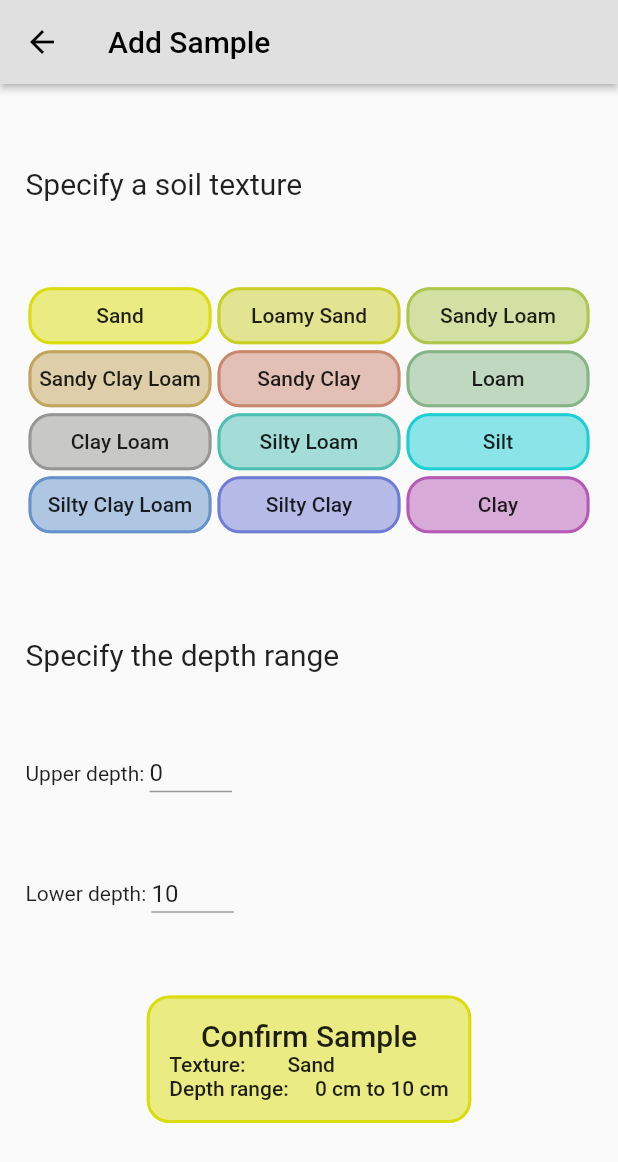
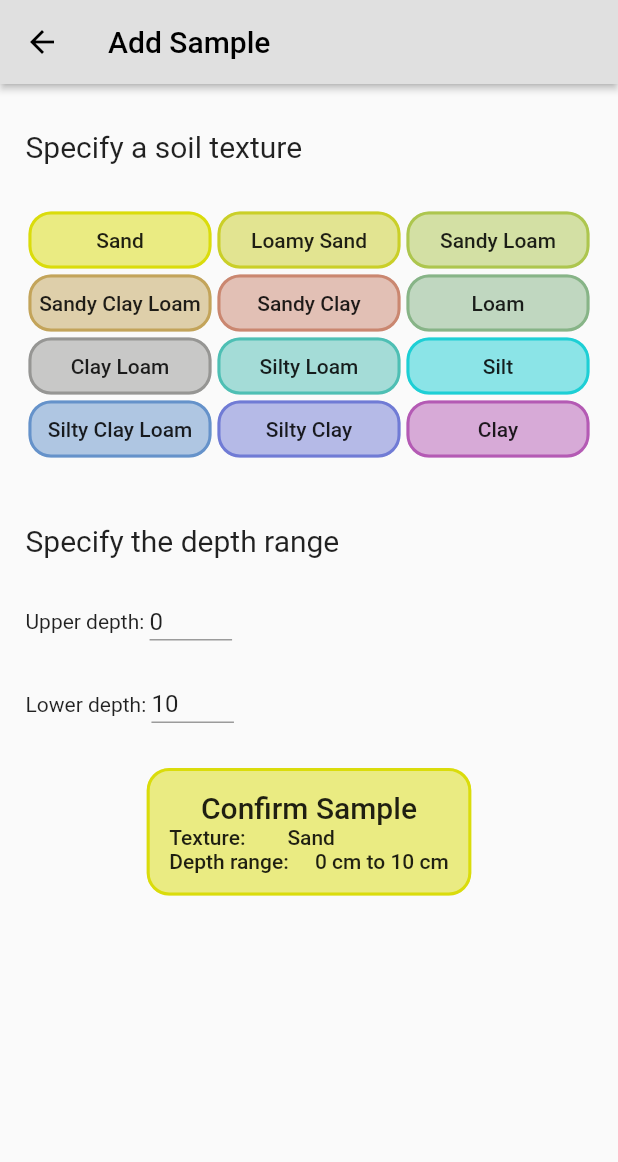
Before and after one commit to Open-Source-Agriculture/soil_mate_old, a Flutter app: the AddSamplePage screen opened directly, on a phone screen of 412 x 824 dp. Shown: the top 1162 px of the screen. Run offline on Flutter 3.47's test engine with Material 2 defaults, Android fonts, the phone set to English and light mode, and no system bars; our stand-ins replace csv, google_maps_flutter, hive, hive_flutter, location; missing offline and left inert: flutter_mailer; accounts and stored records are empty.

Commit message:
fixed error with keyboard appearing on screen. fixed with sized boxes

```diff
--- a/lib/screens/home/add_sample.dart
+++ b/lib/screens/home/add_sample.dart
@@ -159,17 +159,16 @@ class _AddSamplePageState extends State<AddSamplePage> {
         elevation: 2.0,
       ),
       body: Padding(
-        padding: const EdgeInsets.fromLTRB(17, 0, 17, 20),
-        child: Column(
-          crossAxisAlignment: CrossAxisAlignment.start,
-          mainAxisAlignment: MainAxisAlignment.spaceEvenly,
-          children: [
+        padding: const EdgeInsets.fromLTRB(17, 30, 17, 30),
+        child: ListView(
+          children: <Widget>[
             Text(
               'Specify a soil texture',
               style: TextStyle(
                 fontSize: 20,
               ),
             ),
+            SizedBox(height: 30),
             Container(
               height: 180,
               child: GridView.count(
@@ -182,13 +181,14 @@ class _AddSamplePageState extends State<AddSamplePage> {
               ),
 
             ),
-
+            SizedBox(height: 30),
             Text(
                 'Specify the depth range',
               style: TextStyle(
                 fontSize: 20,
               ),
             ),
+            SizedBox(height: 30),
             Row(
               children: [
                 Text('Upper depth: '),
@@ -215,6 +215,7 @@ class _AddSamplePageState extends State<AddSamplePage> {
                 ),
               ],
             ),
+            SizedBox(height: 30),
             Row(
               children: [
                 Text('Lower depth: '),
@@ -242,6 +243,7 @@ class _AddSamplePageState extends State<AddSamplePage> {
                 ),
               ],
             ),
+            SizedBox(height: 30),
             Center(
               child: FlatButton(
                 padding: const EdgeInsets.all(15),
```
